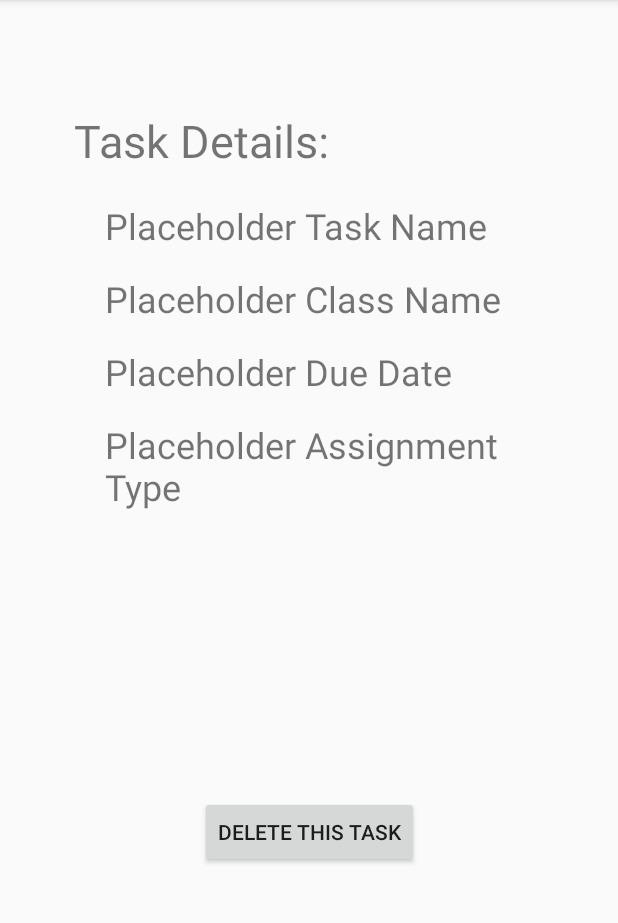
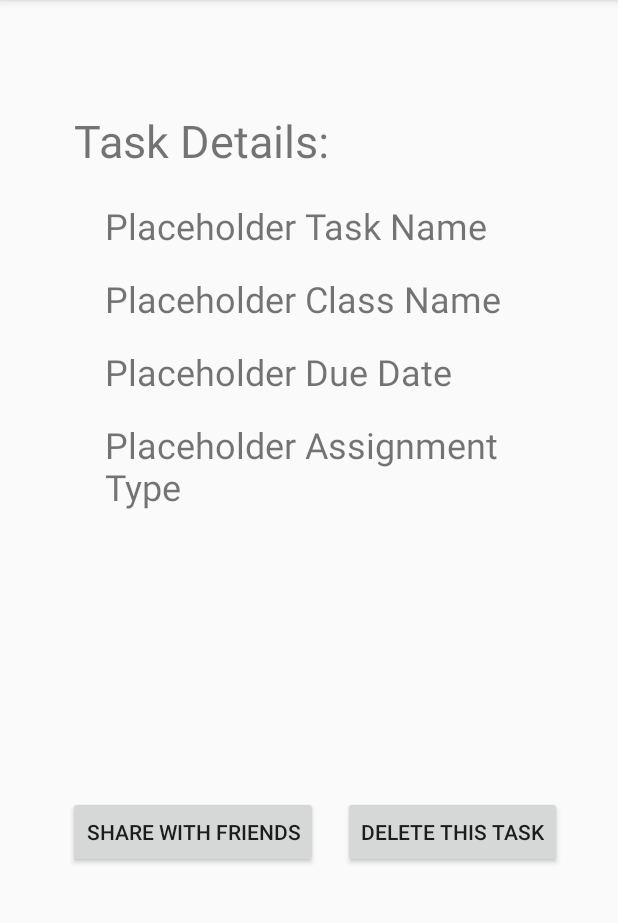
Before and after one commit to alecguilin/CougarPlanner, an Android app: the ViewSingleTask screen opened directly, with no data from a screen before it, on a phone screen of 412 x 824 dp, the part 84-1007 px from its top. Run offline under Robolectric (Android 15) with nearby library versions, the phone set to English and light mode, and no system bars.

Commit message:
Add files via upload
Updated View Single Task layout with a share button, and created a view friends activity/layout

```diff
--- a/app/src/main/AndroidManifest.xml
+++ b/app/src/main/AndroidManifest.xml
@@ -9,7 +9,8 @@
         android:roundIcon="@mipmap/ic_launcher_round"
         android:supportsRtl="true"
         android:theme="@style/AppTheme">
-        <activity android:name=".ViewSingleTask"></activity>
+        <activity android:name=".ViewFriends"></activity>
+        <activity android:name=".ViewSingleTask" />
         <activity android:name=".ViewTasksCalendar" />
         <activity android:name=".CreateNewClass" />
         <activity android:name=".CreateNewTask" />
--- a/app/src/main/res/layout/activity_create_new_class.xml
+++ b/app/src/main/res/layout/activity_create_new_class.xml
@@ -5,6 +5,7 @@
     android:layout_width="match_parent"
     android:layout_height="match_parent"
     tools:context=".CreateNewClass">
+
 
     <ToggleButton
         android:id="@+id/satBtn"
@@ -147,8 +148,9 @@
         android:textOff="Wed"
         android:textOn="Wed"
         android:textSize="10sp"
-        app:layout_constraintTop_toBottomOf="@+id/DaysLbl"
-        tools:layout_editor_absoluteX="182dp" />
+        app:layout_constraintEnd_toEndOf="parent"
+        app:layout_constraintStart_toStartOf="parent"
+        app:layout_constraintTop_toBottomOf="@+id/DaysLbl" />
 
     <ToggleButton
         android:id="@+id/tueBtn"
--- a/app/src/main/res/layout/activity_view_single_task.xml
+++ b/app/src/main/res/layout/activity_view_single_task.xml
@@ -89,6 +89,18 @@
         android:text="Delete this task"
         app:layout_constraintBottom_toBottomOf="parent"
         app:layout_constraintEnd_toEndOf="parent"
+        app:layout_constraintHorizontal_bias="0.308"
+        app:layout_constraintStart_toEndOf="@+id/shareTaskBtn"
+        app:layout_constraintTop_toBottomOf="@+id/assignmentTypeText" />
+
+    <Button
+        android:id="@+id/shareTaskBtn"
+        android:layout_width="wrap_content"
+        android:layout_height="wrap_content"
+        android:text="Share with friends"
+        app:layout_constraintBottom_toBottomOf="parent"
+        app:layout_constraintEnd_toEndOf="parent"
+        app:layout_constraintHorizontal_bias="0.185"
         app:layout_constraintStart_toStartOf="parent"
         app:layout_constraintTop_toBottomOf="@+id/assignmentTypeText" />
 </androidx.constraintlayout.widget.ConstraintLayout>
```
Also changed, not shown: app/src/main/java/csusm/cs443/cougarplanner/ViewFriends.kt (added, +12 -0 lines), app/src/main/res/layout/activity_view_friends.xml (added, +57 -0 lines).
